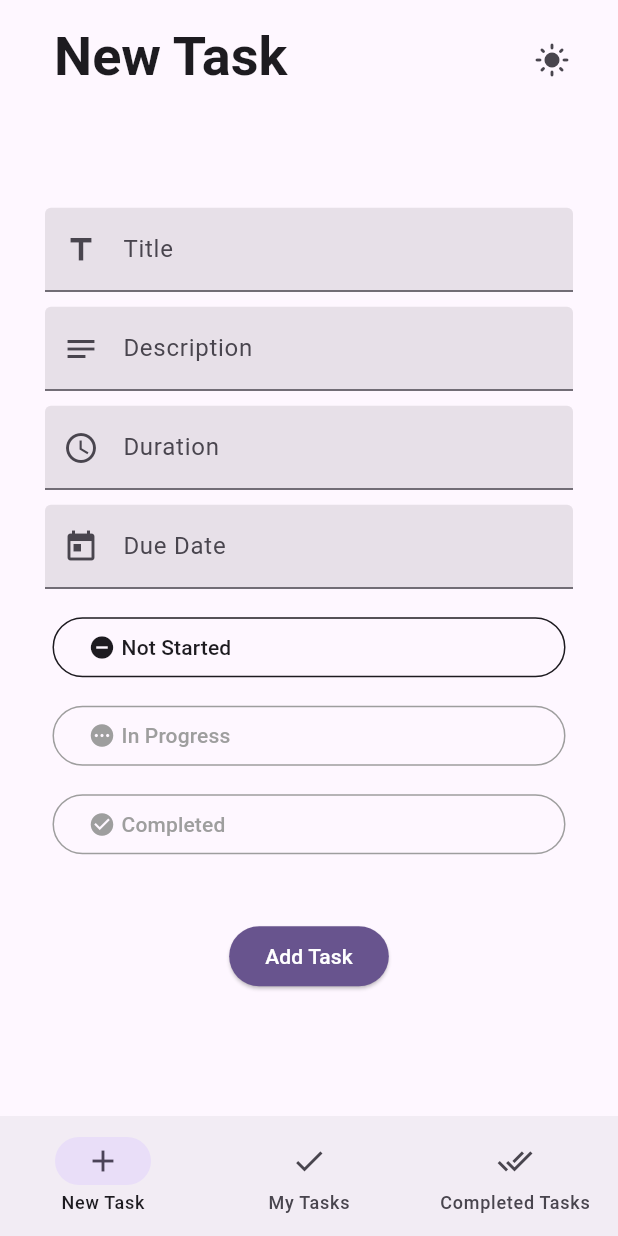
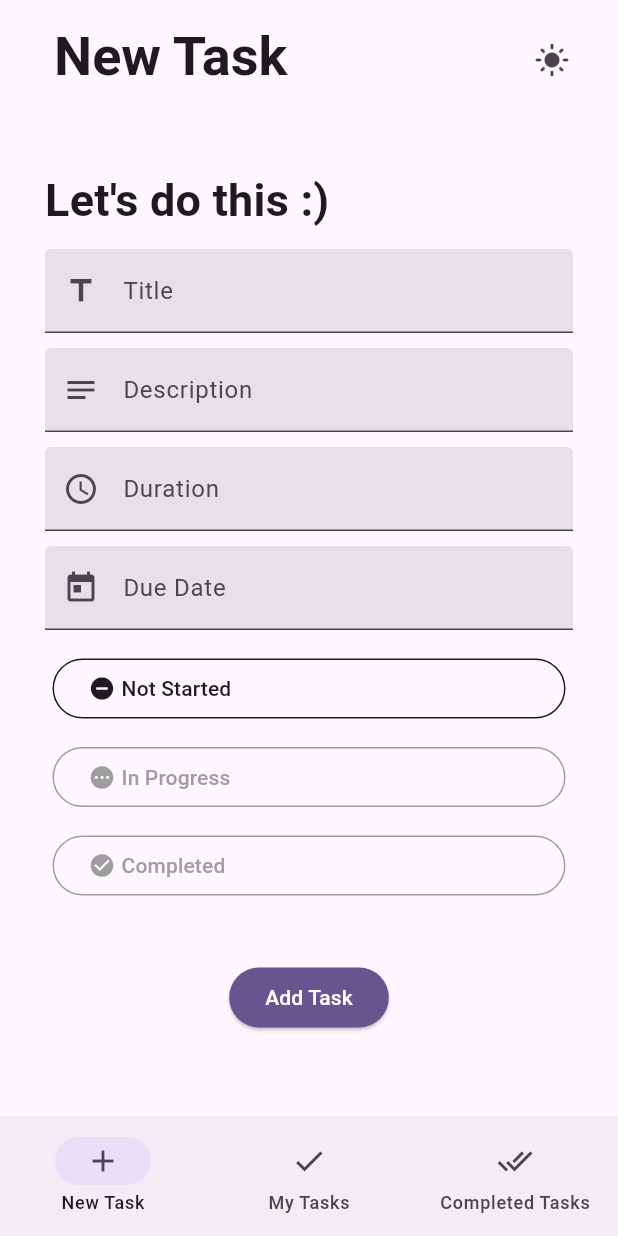
Before and after one commit to S-Y-A-N/flutter-task-app, a Flutter app: the screen it shows after launch, on a phone screen of 412 x 824 dp. Run offline on Flutter 3.47's test engine with Material 3 defaults, Android fonts, the light colour scheme and no system bars; our stand-ins replace shared_preferences.

Commit message:
visual changes

```diff
--- a/lib/main.dart
+++ b/lib/main.dart
@@ -1,5 +1,3 @@
-import 'dart:io';
-
 import 'package:assign2/theme/theme.dart';
 import 'package:assign2/theme/theme_provider.dart';
 import 'package:assign2/task.dart';
--- a/lib/pages/completed_tasks.dart
+++ b/lib/pages/completed_tasks.dart
@@ -52,7 +52,7 @@ class _CompleteTasksPageState extends State<CompleteTasksPage> {
               crossAxisAlignment: CrossAxisAlignment.start,
               children: [
                 Text(
-                  'Keep Going!',
+                  'Keep up the good work!',
                   style: Theme.of(context).textTheme.titleSmall,
                 ),
                 Text(
--- a/lib/task_form.dart
+++ b/lib/task_form.dart
@@ -28,19 +28,30 @@ class _TaskFormState extends State<TaskForm> {
       taskTitle.text = widget.task!.title;
       taskDesc.text = widget.task!.desc;
       taskDuration.text =
-          taskDuration.text == "00:00"
+          timeString(widget.task!.duration!) == "00:00"
               ? ""
               : timeString(widget.task!.duration!);
       taskDueDate.text =
-          taskDueDate.text == "1970-01-01"
+          dateString(widget.task!.dueDate!) == "1970-01-01"
               ? ""
               : dateString(widget.task!.dueDate!);
       taskProgress = widget.task!.progress;
     }
-    return Column(
+    return Center(
+      child: SizedBox(
+        width: 1000,
+        child: Column(
           mainAxisAlignment: MainAxisAlignment.center,
           spacing: 10,
           children: [
+            if (widget.formType == FormType.create)
+              Align(
+                alignment: Alignment.centerLeft,
+                child: Text(
+                  "Let's do this :)",
+                  style: Theme.of(context).textTheme.titleMedium,
+                ),
+              ),
             TextField(
               controller: taskTitle,
               decoration: InputDecoration(
@@ -169,7 +180,9 @@ class _TaskFormState extends State<TaskForm> {
 
                       ScaffoldMessenger.of(context).showSnackBar(
                         SnackBar(
-                      content: Text('"${taskTitle.text}" added successfully'),
+                          content: Text(
+                            '"${taskTitle.text}" added successfully',
+                          ),
                         ),
                       );
 
@@ -188,7 +201,9 @@ class _TaskFormState extends State<TaskForm> {
 
                       ScaffoldMessenger.of(context).showSnackBar(
                         SnackBar(
-                      content: Text('"${taskTitle.text}" updated successfully'),
+                          content: Text(
+                            '"${taskTitle.text}" updated successfully',
+                          ),
                         ),
                       );
 
@@ -208,6 +223,8 @@ class _TaskFormState extends State<TaskForm> {
                       : Text('Update Task'),
             ),
           ],
+        ),
+      ),
     );
   }
 
```
Also changed, not shown: lib/pages/my_tasks.dart (+25 -1 lines), lib/task_list_view.dart (+7 -4 lines). Lines whose indentation alone changed are shown as unchanged.
